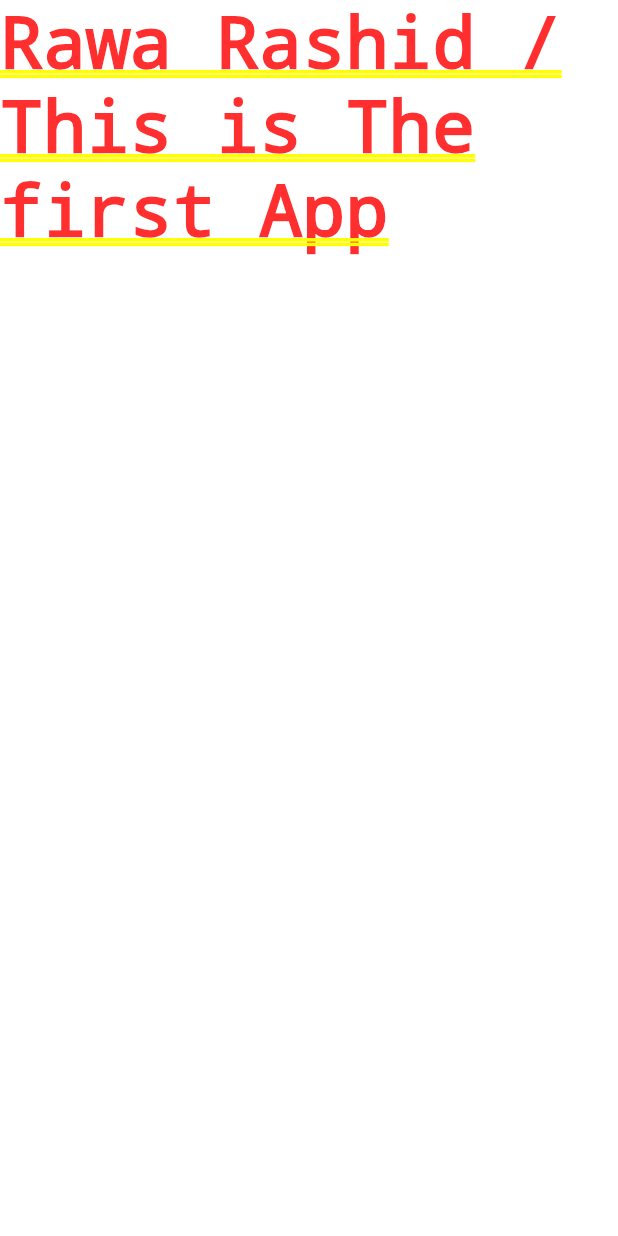
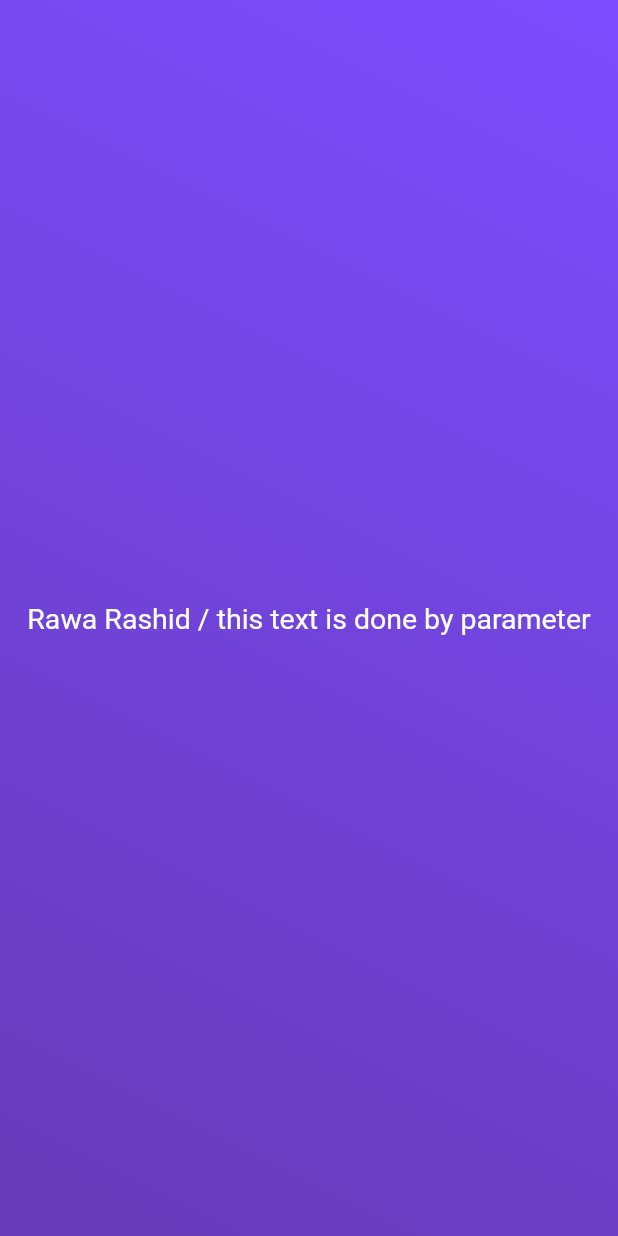
Before and after one commit to rawaone/Dice-Roller-App-Flutter, a Flutter app: the screen it shows after launch, on a phone screen of 412 x 824 dp. Run offline on Flutter 3.47's test engine with Material 2 defaults, Android fonts, the phone set to English and light mode, and no system bars.

Commit message:
I have created other 2 dart files !

```diff
--- /dev/null
+++ b/lib/gradient_container.dart
@@ -0,0 +1,28 @@
+import 'package:flutter/material.dart';
+import 'package:test_one/styled_text.dart';
+
+var startAlignment = Alignment.bottomLeft;
+var endAlignment = Alignment.topRight;
+
+class GradientContainer extends StatelessWidget {
+  const GradientContainer({Key? key}) : super(key: key);
+
+  @override
+  Widget build(context) {
+    return Container(
+      decoration:  BoxDecoration(
+        gradient: LinearGradient(
+          colors: const [
+            Colors.deepPurple,
+            Colors.deepPurpleAccent,
+          ],
+          begin: startAlignment,
+          end: endAlignment,
+        ),
+      ),
+      child: const Center(
+        child: StyledText('Rawa Rashid / this text is done by parameter')
+      ),
+    );
+  }
+}
--- a/lib/main.dart
+++ b/lib/main.dart
@@ -1,10 +1,17 @@
 import 'package:flutter/material.dart';
+import 'package:test_one/gradient_container.dart';
 
 void main() {
+  runApp(
+    const MaterialApp(
+      home: Scaffold(
+        body: GradientContainer(),
+      ),
+    ),
+  );
+}
 
-  runApp(MaterialApp(home: Text('Rawa Rashid / This is The first App'),));
 
-}
 
 //void runApp()
 //}
--- /dev/null
+++ b/lib/styled_text.dart
@@ -0,0 +1,18 @@
+import 'package:flutter/material.dart';
+
+class StyledText extends StatelessWidget {
+  const StyledText(this.text,{Key? key}) : super(key: key);
+
+ final String text;
+
+  @override
+  Widget build(BuildContext context) {
+    return  Text(
+      text,
+      style: const TextStyle(
+        color: Colors.white,
+        fontSize: 19,
+      ),
+    );
+  }
+}
```
